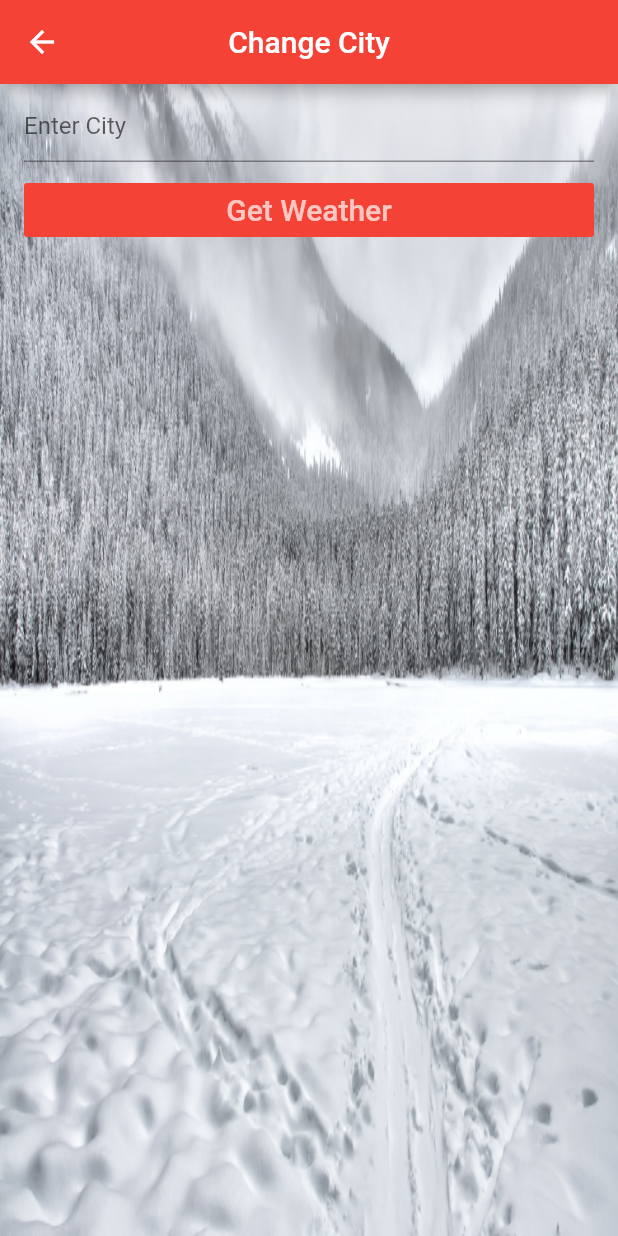
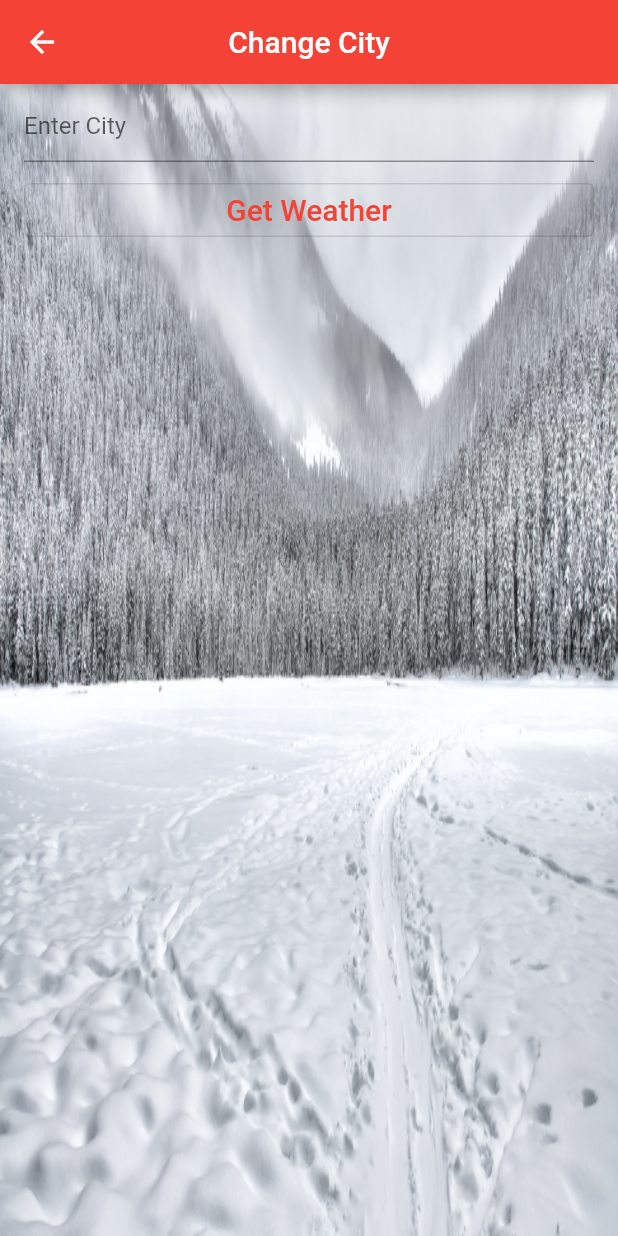
Before and after one commit to 20sw084/Weather-App, a Flutter app: the ChangeCity screen opened directly, on a phone screen of 412 x 824 dp. Run offline on Flutter 3.47's test engine with Material 2 defaults, Android fonts, the phone set to English and light mode, and no system bars; network calls fail.

Commit message:
Commit#3

```diff
--- /dev/null
+++ b/lib/Climate/ChangeCity.dart
@@ -0,0 +1,76 @@
+// ignore: must_be_immutable
+import 'package:flutter/material.dart';
+import 'package:weather_app/main.dart';
+import 'weatherFile.dart';
+
+class ChangeCity extends StatefulWidget {
+  ChangeCity({Key? key}) : super(key: key);
+
+  @override
+  State<StatefulWidget> createState() => _WeathaState();
+}
+
+class _WeathaState extends State<ChangeCity> {
+  var _cityFieldController = TextEditingController();
+  @override
+  Widget build(BuildContext context) {
+    return Scaffold(
+      appBar: AppBar(
+        backgroundColor: Colors.red,
+        title: const Text('Change City'),
+        centerTitle: true,
+      ),
+      body: Stack(
+        children: <Widget>[
+          const Center(
+            child: Image(
+              image: AssetImage('lib/images/snow.png'),
+              height: 1200.0,
+              width: 600.0,
+              fit: BoxFit.fill,
+            ),
+          ),
+          ListView(
+            children: <Widget>[
+              ListTile(
+                title: TextField(
+                  decoration: const InputDecoration(
+                    hintText: 'Enter City',
+                  ),
+                  controller: _cityFieldController,
+                  keyboardType: TextInputType.text,
+                ),
+              ),
+              ListTile(
+                title: OutlinedButton(
+                  onPressed: () {
+                    setState(
+                      () {
+                        Navigator.pop(
+                          context,
+                          {
+                            'enter': _cityFieldController.text,
+                          },
+                        );
+                        // main();
+                      },
+                    );
+                  },
+                  style: OutlinedButton.styleFrom(
+                    primary: Colors.red,
+                  ),
+                  child: const Text(
+                    'Get Weather',
+                    style: TextStyle(
+                      fontSize: 20.0,
+                    ),
+                  ),
+                ),
+              ),
+            ],
+          ),
+        ],
+      ),
+    );
+  }
+}
--- a/lib/Climate/weatherFile.dart
+++ b/lib/Climate/weatherFile.dart
@@ -1,7 +1,9 @@
 import 'package:flutter/material.dart';
+import 'package:weather_app/main.dart';
 import '../utils/apiFile.dart' as util;
 import 'package:http/http.dart' as http;
 import 'dart:convert';
+import 'package:weather_app/Climate/ChangeCity.dart';
 
 class Weather extends StatefulWidget {
   const Weather({Key? key}) : super(key: key);
@@ -13,7 +15,6 @@ class Weather extends StatefulWidget {
 class _WeatherState extends State<Weather> {
   void showStuff() async {
     Map data = await getWeather(util.apiId, util.defaultCity);
-    print(data.toString());
   }
 
   String? _cityEntered; // City removed from the text field
@@ -88,6 +89,7 @@ class _WeatherState extends State<Weather> {
   Widget updateTempWidget(String city) {
     return FutureBuilder(
       future: getWeather(util.apiId, city == null ? util.defaultCity : city),
+      // future: getWeather(util.apiId, city),
       builder: (BuildContext context, AsyncSnapshot<Map> snapshot) {
         if (snapshot.hasData) {
           Map content = snapshot.data!;
@@ -121,65 +123,6 @@ class _WeatherState extends State<Weather> {
   }
 }
 
-// ignore: must_be_immutable
-class ChangeCity extends StatelessWidget {
-  final _cityFieldController = TextEditingController();
-
-  ChangeCity({Key? key}) : super(key: key);
-  @override
-  Widget build(BuildContext context) {
-    return Scaffold(
-      appBar: AppBar(
-        backgroundColor: Colors.red,
-        title: const Text('Change City'),
-        centerTitle: true,
-      ),
-      body: Stack(
-        children: <Widget>[
-          const Center(
-            child: Image(
-              image: AssetImage('lib/images/snow.png'),
-              height: 1200.0,
-              width: 600.0,
-              fit: BoxFit.fill,
-            ),
-          ),
-          ListView(
-            children: <Widget>[
-              ListTile(
-                title: TextField(
-                  decoration: const InputDecoration(
-                    hintText: 'Enter City',
-                  ),
-                  controller: _cityFieldController,
-                  keyboardType: TextInputType.text,
-                ),
-              ),
-              ListTile(
-                title: FlatButton(
-                  onPressed: () {
-                    Navigator.pop(context, {
-                      'enter': _cityFieldController.text,
-                    });
-                  },
-                  textColor: Colors.white70,
-                  color: Colors.red,
-                  child: const Text(
-                    'Get Weather',
-                    style: TextStyle(
-                      fontSize: 20.0,
-                    ),
-                  ),
-                ),
-              ),
-            ],
-          ),
-        ],
-      ),
-    );
-  }
-}
-
 TextStyle cityStyle() {
   return const TextStyle(
     color: Colors.black,
```
